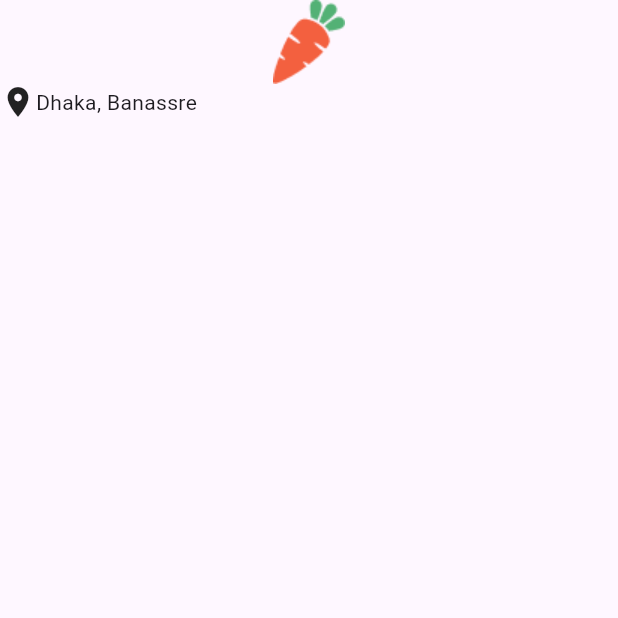
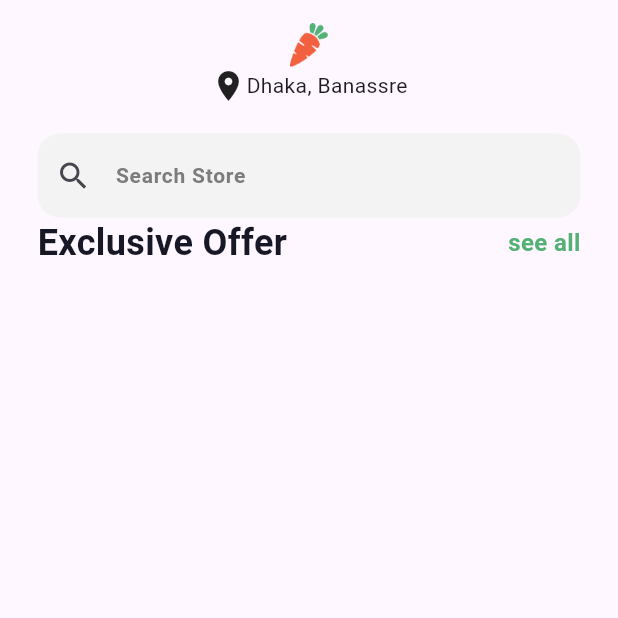
Before and after one commit to rahmaEbrahem/task-project, a Flutter app: the HomeScreen screen opened directly, on a phone screen of 412 x 824 dp, the top half of it. Run offline on Flutter 3.47's test engine with Material 3 defaults, Android fonts, the phone set to English and light mode, and no system bars.

Commit message:
make search field

```diff
--- a/lib/screens/home_screen.dart
+++ b/lib/screens/home_screen.dart
@@ -1,4 +1,5 @@
 import 'package:flutter/material.dart';
+import 'package:task_project11/widgets/customer_row.dart';
 
 class HomeScreen extends StatelessWidget {
   const HomeScreen({super.key});
@@ -7,12 +8,43 @@ class HomeScreen extends StatelessWidget {
   Widget build(BuildContext context) {
     return Scaffold(
       body: SafeArea(
-        child: Center(
-          child: Column(
-            children: [
-              Image.asset("assets/images/Group.png"),
-              Row(children: [Icon(Icons.location_on), Text("Dhaka, Banassre")]),
-            ],
+        child: Padding(
+          padding: const EdgeInsets.symmetric(horizontal: 25),
+          child: Center(
+            child: Column(
+              children: [
+                SizedBox(height: 15),
+                Image.asset("assets/images/Group.png", width: 25, height: 30),
+                Row(
+                  mainAxisAlignment: MainAxisAlignment.center,
+                  children: [Icon(Icons.location_on), Text("Dhaka, Banassre")],
+                ),
+                SizedBox(height: 20),
+                TextFormField(
+                  decoration: InputDecoration(
+                    prefixIcon: Icon(Icons.search),
+                    hintText: "Search Store",
+                    hintStyle: TextStyle(
+                      fontSize: 14,
+                      fontWeight: FontWeight(600),
+                      color: Color(0xff7C7C7C),
+                    ),
+                    border: OutlineInputBorder(),
+                    fillColor: Color(0xffF2F3F2),
+                    filled: true,
+                    enabledBorder: OutlineInputBorder(
+                      borderRadius: BorderRadius.circular(15),
+                      borderSide: BorderSide.none,
+                    ),
+                    focusedBorder: OutlineInputBorder(
+                      borderRadius: BorderRadius.circular(15),
+                      borderSide: BorderSide.none,
+                    ),
+                  ),
+                ),
+                CustomerRow(title: "Exclusive Offer"),
+              ],
+            ),
           ),
         ),
       ),
--- /dev/null
+++ b/lib/widgets/customer_row.dart
@@ -0,0 +1,31 @@
+import 'package:flutter/material.dart';
+
+class CustomerRow extends StatelessWidget {
+  final String title;
+  const CustomerRow({super.key, required this.title});
+
+  @override
+  Widget build(BuildContext context) {
+    return Row(
+      mainAxisAlignment: MainAxisAlignment.spaceBetween,
+      children: [
+        Text(
+          "$title",
+          style: TextStyle(
+            fontSize: 24,
+            fontWeight: FontWeight(600),
+            color: Color(0xff181725),
+          ),
+        ),
+        Text(
+          "see all",
+          style: TextStyle(
+            fontSize: 16,
+            fontWeight: FontWeight(600),
+            color: Color(0xff53B175),
+          ),
+        ),
+      ],
+    );
+  }
+}
```
